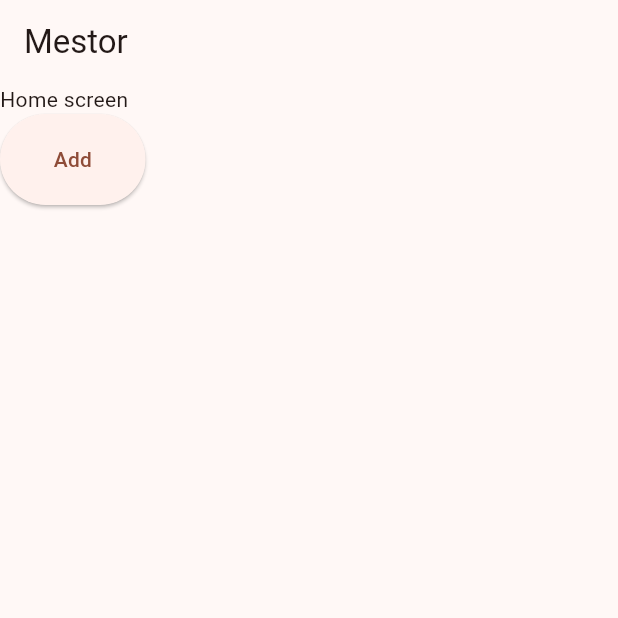
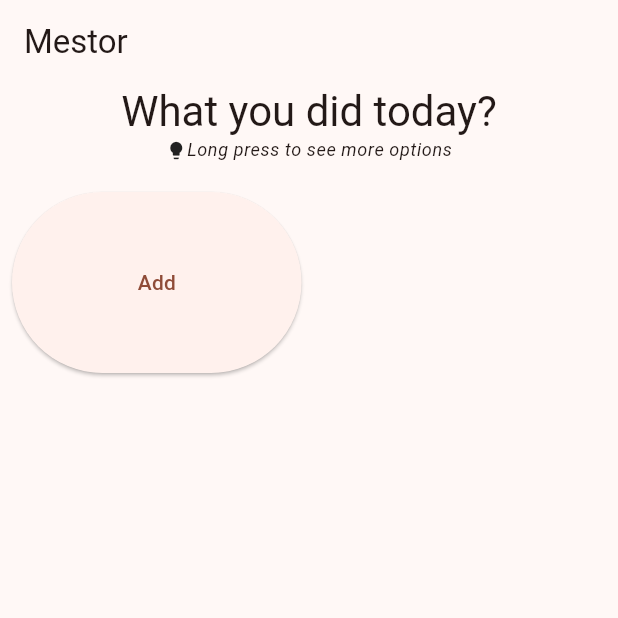
Before and after one commit to ikanadev/mestor, a Flutter app: the screen it shows after launch, after a tap on "Add", on a phone screen of 412 x 824 dp, the top half of it. Run offline on Flutter 3.47's test engine with Material 3 defaults, Android fonts, the phone set to English and light mode, and no system bars; our stand-ins replace drift, flutter_riverpod, fpdart, freezed_annotation, go_router, riverpod_annotation and 1 more; missing offline and left inert: flutter_snowflake, sqlite3; accounts and stored records are empty; generated files the repository leaves out were written again.

```diff
--- a/mestorapp/lib/main.dart
+++ b/mestorapp/lib/main.dart
@@ -23,6 +23,7 @@ class MyApp extends StatelessWidget {
         colorScheme: ColorScheme.fromSeed(seedColor: Colors.deepOrange),
         useMaterial3: true,
       ),
+      darkTheme: ThemeData.dark(),
     );
   }
 }
--- a/mestorapp/lib/screens/home.dart
+++ b/mestorapp/lib/screens/home.dart
@@ -11,21 +11,40 @@ class HomeScreen extends ConsumerWidget {
   @override
   Widget build(BuildContext context, WidgetRef ref) {
     final actsProv = ref.watch(activitiesNotifierProvider);
+    final textTheme = Theme.of(context).textTheme;
     return Scaffold(
       appBar: AppBar(title: const Text("Mestor")),
-      body: Column(
+      body: Container(
+        padding: const EdgeInsets.symmetric(horizontal: 8),
+        child: Column(
           crossAxisAlignment: CrossAxisAlignment.stretch,
           children: [
-          const Text("Home screen"),
+            Text(
+              "What you did today?",
+              textAlign: TextAlign.center,
+              style: textTheme.headlineMedium,
+            ),
+            Row(
+              mainAxisAlignment: MainAxisAlignment.center,
+              children: [
+                const Icon(Icons.lightbulb, size: 14),
+                Text(
+                  "Long press to see more options",
+                  style: textTheme.bodySmall
+                      ?.copyWith(fontStyle: FontStyle.italic),
+                ),
+              ],
+            ),
+            const SizedBox(height: 20),
             actsProv.when(
               error: (error, _) => Text('$error'),
               loading: () => const CircularProgressIndicator(),
               data: (acts) => Expanded(
                 child: GridView.builder(
                   gridDelegate: const SliverGridDelegateWithMaxCrossAxisExtent(
-                  maxCrossAxisExtent: 120,
-                  crossAxisSpacing: 8,
-                  mainAxisSpacing: 8,
+                    maxCrossAxisExtent: 200,
+                    crossAxisSpacing: 10,
+                    mainAxisSpacing: 10,
                     childAspectRatio: 1.6,
                   ),
                   itemCount: acts.length + 1,
@@ -38,7 +57,7 @@ class HomeScreen extends ConsumerWidget {
                               .read(activitiesNotifierProvider.notifier)
                               .saveActivity(
                                 NewActivityData(
-                                name: 'some name',
+                                  name: 'mmmmmmmmmmmmmmmmmmmM',
                                   iconName: 'icon name',
                                   color: ActColor.red,
                                 ),
@@ -53,6 +72,7 @@ class HomeScreen extends ConsumerWidget {
             ),
           ],
         ),
+      ),
     );
   }
 }
```
Also changed, not shown: mestorapp/lib/widgets/activity_item.dart (+15 -5 lines). Lines whose indentation alone changed are shown as unchanged.
